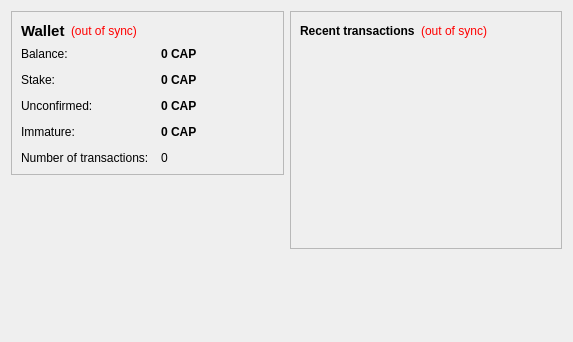
Old version of the form src/qt/forms/overviewpage.ui in the repository magi-retro/peercoin.
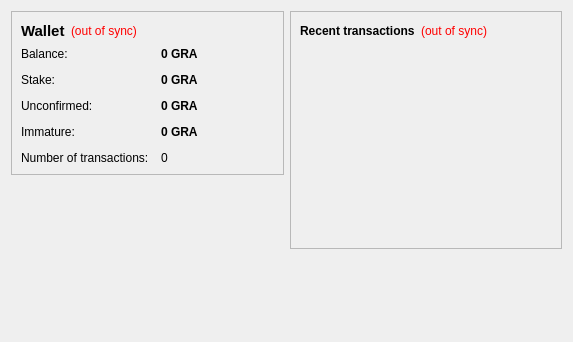
New version of the form.

Patch:
```diff
--- a/src/qt/forms/overviewpage.ui
+++ b/src/qt/forms/overviewpage.ui
@@ -105,7 +105,7 @@
              <string>Your current balance</string>
             </property>
             <property name="text">
-             <string notr="true">0 CAP</string>
+             <string notr="true">0 GRA</string>
             </property>
             <property name="textInteractionFlags">
              <set>Qt::LinksAccessibleByMouse|Qt::TextSelectableByKeyboard|Qt::TextSelectableByMouse</set>
@@ -134,7 +134,7 @@
              <string>Total of coins that was staked, and do not yet count toward the current balance</string>
             </property>
             <property name="text">
-             <string notr="true">0 CAP</string>
+             <string notr="true">0 GRA</string>
             </property>
             <property name="textInteractionFlags">
              <set>Qt::LinksAccessibleByMouse|Qt::TextSelectableByKeyboard|Qt::TextSelectableByMouse</set>
@@ -163,7 +163,7 @@
              <string>Total of transactions that have yet to be confirmed, and do not yet count toward the current balance</string>
             </property>
             <property name="text">
-             <string notr="true">0 CAP</string>
+             <string notr="true">0 GRA</string>
             </property>
             <property name="textInteractionFlags">
              <set>Qt::LinksAccessibleByMouse|Qt::TextSelectableByKeyboard|Qt::TextSelectableByMouse</set>
@@ -189,7 +189,7 @@
              <string>Mined balance that has not yet matured</string>
             </property>
             <property name="text">
-             <string notr="true">0 CAP</string>
+             <string notr="true">0 GRA</string>
             </property>
             <property name="textInteractionFlags">
              <set>Qt::LinksAccessibleByMouse|Qt::TextSelectableByKeyboard|Qt::TextSelectableByMouse</set>
```
